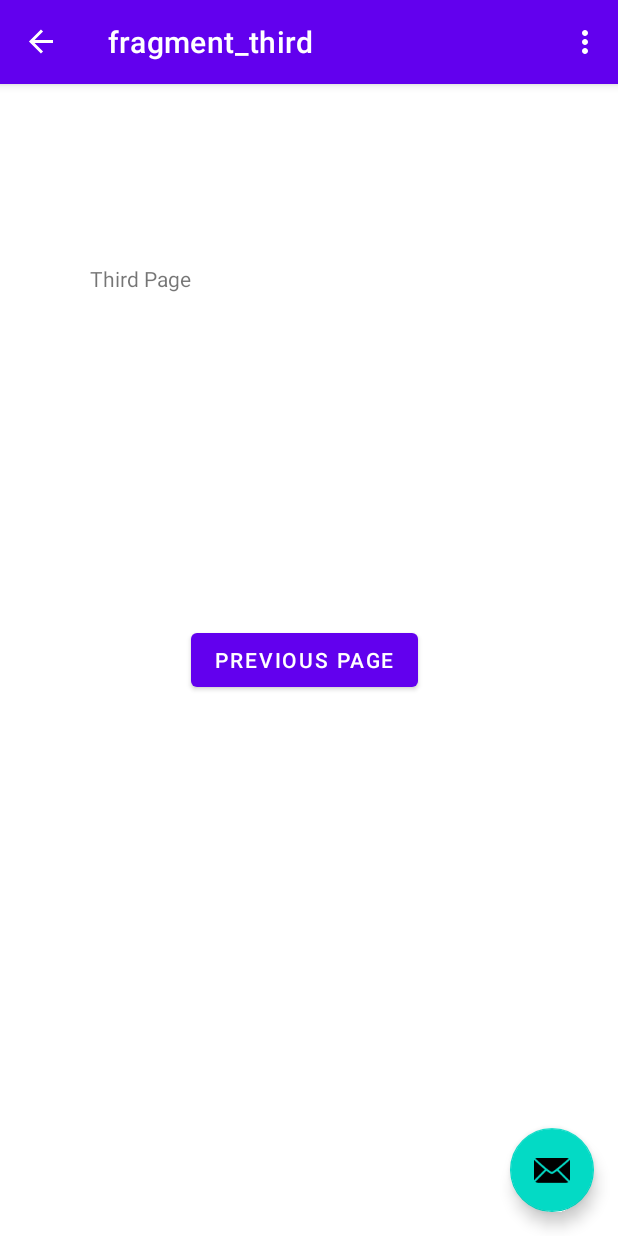
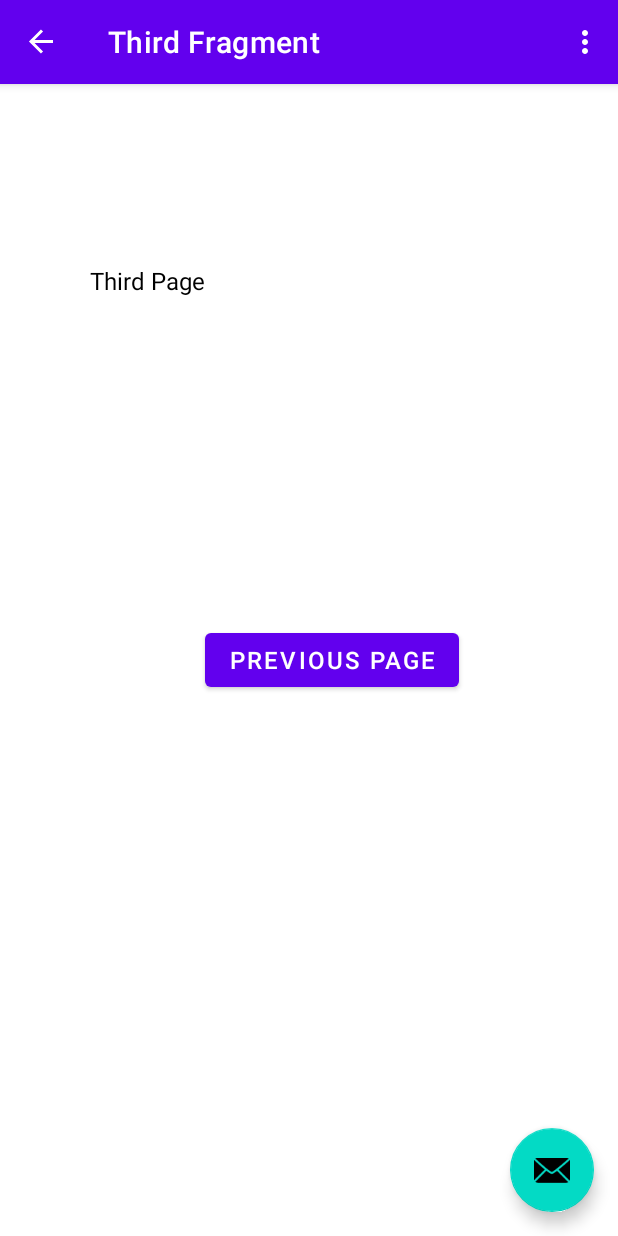
Before and after one commit to kalemat00/My-First-App, an Android app: the ThirdFragment screen opened through its navigation route, on a phone screen of 412 x 824 dp. Run offline under Robolectric (Android 15) with nearby library versions, the phone set to English and light mode, and no system bars; our stand-ins replace navigation-ui.

Commit message:
parametrized app

```diff
--- a/app/src/main/res/layout/activity_main.xml
+++ b/app/src/main/res/layout/activity_main.xml
@@ -16,7 +16,8 @@
             android:layout_width="match_parent"
             android:layout_height="?attr/actionBarSize"
             android:background="?attr/colorPrimary"
-            app:popupTheme="@style/Theme.MyFirstApp.PopupOverlay" />
+            app:popupTheme="@style/Theme.MyFirstApp.PopupOverlay"
+            app:titleTextColor="@color/white" />
 
     </com.google.android.material.appbar.AppBarLayout>
 
@@ -28,7 +29,7 @@
         android:layout_height="wrap_content"
         android:layout_gravity="bottom|end"
         android:layout_marginEnd="@dimen/fab_margin"
-        android:layout_marginBottom="16dp"
+        android:layout_marginBottom="@dimen/fab_margin"
         app:srcCompat="@android:drawable/ic_dialog_email" />
 
 </androidx.coordinatorlayout.widget.CoordinatorLayout>
--- a/app/src/main/res/layout/content_main.xml
+++ b/app/src/main/res/layout/content_main.xml
@@ -8,8 +8,8 @@
     <fragment
         android:id="@+id/nav_host_fragment_content_main"
         android:name="androidx.navigation.fragment.NavHostFragment"
-        android:layout_width="0dp"
-        android:layout_height="0dp"
+        android:layout_width="@dimen/fragment_layout_width_height"
+        android:layout_height="@dimen/fragment_layout_width_height"
         app:defaultNavHost="true"
         app:layout_constraintBottom_toBottomOf="parent"
         app:layout_constraintEnd_toEndOf="parent"
--- a/app/src/main/res/layout/fragment_third.xml
+++ b/app/src/main/res/layout/fragment_third.xml
@@ -9,17 +9,15 @@
 
     <TextView
         android:id="@+id/third_page_textView"
-        android:layout_width="wrap_content"
-        android:layout_height="wrap_content"
         android:text="@string/third_page"
-        android:layout_marginTop="120dp"
-        android:layout_marginStart="60dp"/>
+        style="@style/regular_text"
+        android:layout_marginTop="@dimen/top_margin_textView_thirdFragment"
+        android:layout_marginStart="@dimen/start_margin_textView_thirdFragment"/>
 
     <Button
         android:id="@+id/button_return_to_second_page"
-        android:layout_width="wrap_content"
-        android:layout_height="wrap_content"
         android:text="@string/previous"
+        style="@style/button_text"
         android:layout_gravity="center"/>
 
 </LinearLayout>
--- a/app/src/main/res/navigation/nav_graph.xml
+++ b/app/src/main/res/navigation/nav_graph.xml
@@ -33,7 +33,7 @@
     <fragment
         android:id="@+id/ThirdFragment"
         android:name="com.example.myfirstapp.ThirdFragment"
-        android:label="fragment_third"
+        android:label="@string/third_fragment_label"
         tools:layout="@layout/fragment_third">
 
         <action
--- a/app/src/main/res/values-land/dimens.xml
+++ b/app/src/main/res/values-land/dimens.xml
@@ -1,3 +1,6 @@
 <resources>
     <dimen name="fab_margin">48dp</dimen>
+    <dimen name="top_margin_textView_thirdFragment">360dp</dimen>
+    <dimen name="start_margin_textView_thirdFragment">180dp</dimen>
+    <dimen name="regular_text_size">48sp</dimen>
 </resources>
--- a/app/src/main/res/values-w1240dp/dimens.xml
+++ b/app/src/main/res/values-w1240dp/dimens.xml
@@ -1,3 +1,6 @@
 <resources>
-    <dimen name="fab_margin">200dp</dimen>
+    <dimen name="fab_margin">48dp</dimen>
+    <dimen name="top_margin_textView_thirdFragment">600dp</dimen>
+    <dimen name="start_margin_textView_thirdFragment">300dp</dimen>
+    <dimen name="regular_text_size">48sp</dimen>
 </resources>
--- a/app/src/main/res/values-w600dp/dimens.xml
+++ b/app/src/main/res/values-w600dp/dimens.xml
@@ -1,3 +1,6 @@
 <resources>
     <dimen name="fab_margin">48dp</dimen>
+    <dimen name="top_margin_textView_thirdFragment">360dp</dimen>
+    <dimen name="start_margin_textView_thirdFragment">180dp</dimen>
+    <dimen name="regular_text_size">48sp</dimen>
 </resources>
--- /dev/null
+++ b/app/src/main/res/values-w840dp/dimens.xml
@@ -0,0 +1,7 @@
+<?xml version="1.0" encoding="utf-8"?>
+<resources>
+    <dimen name="fab_margin">48dp</dimen>
+    <dimen name="top_margin_textView_thirdFragment">500dp</dimen>
+    <dimen name="start_margin_textView_thirdFragment">250dp</dimen>
+    <dimen name="regular_text_size">48sp</dimen>
+</resources>
--- a/app/src/main/res/values/dimens.xml
+++ b/app/src/main/res/values/dimens.xml
@@ -1,3 +1,7 @@
 <resources>
     <dimen name="fab_margin">16dp</dimen>
+    <dimen name="fragment_layout_width_height">0dp</dimen>
+    <dimen name="top_margin_textView_thirdFragment">120dp</dimen>
+    <dimen name="start_margin_textView_thirdFragment">60dp</dimen>
+    <dimen name="regular_text_size">16sp</dimen>
 </resources>
--- a/app/src/main/res/values/strings.xml
+++ b/app/src/main/res/values/strings.xml
@@ -8,8 +8,8 @@
     <string name="previous">Previous Page</string>
 
     <string name="first_page">First Page</string>
-    <string name="hello_second_fragment">Hello second fragment. Arg: %1$s</string>
     <string name="hello_world">Hello world!</string>
     <string name="second_page">Second Page</string>
     <string name="third_page">Third Page</string>
+    <string name="third_fragment_label">Third Fragment</string>
 </resources>
--- /dev/null
+++ b/app/src/main/res/values/styles.xml
@@ -0,0 +1,17 @@
+<?xml version="1.0" encoding="utf-8"?>
+<resources>
+
+    <style name="regular_text">
+        <item name="android:layout_width">wrap_content</item>
+        <item name="android:layout_height">wrap_content</item>
+        <item name="android:textSize">@dimen/regular_text_size</item>
+        <item name="android:textColor">@color/black</item>
+    </style>
+
+    <style name="button_text">
+        <item name="android:layout_width">wrap_content</item>
+        <item name="android:layout_height">wrap_content</item>
+        <item name="android:textSize">@dimen/regular_text_size</item>
+        <item name="android:textColor">@color/white</item>
+    </style>
+</resources>
```
Also changed, not shown: app/src/main/res/layout/fragment_first.xml (+3 -6 lines), app/src/main/res/layout/fragment_second.xml (+3 -6 lines), 1 other file.
